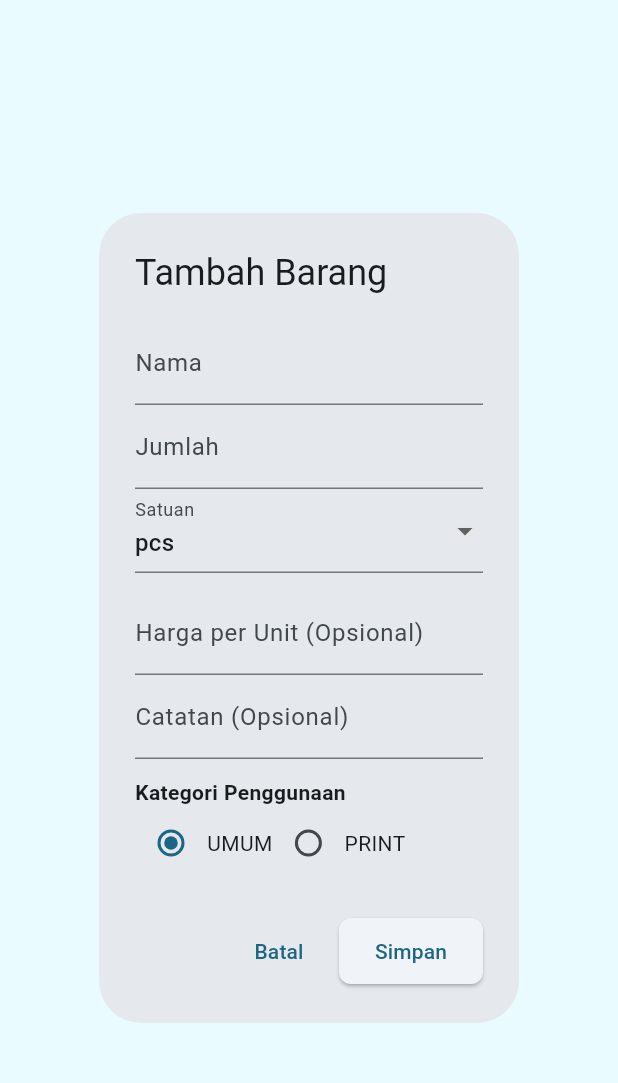
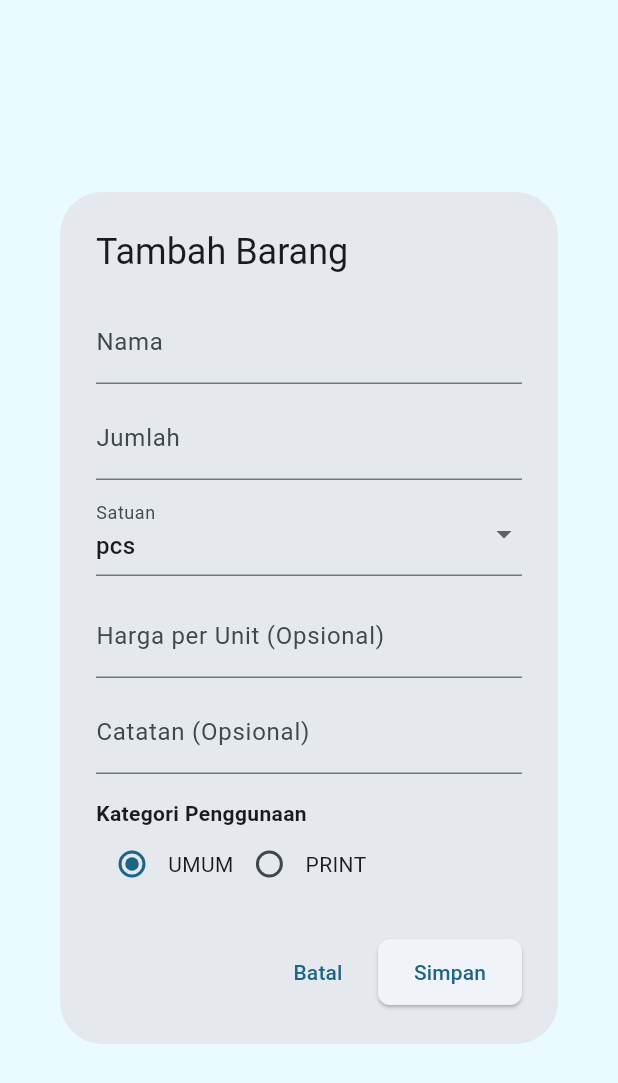
Before and after one commit to samuelrizal26-web/sistem-absen-new, a Flutter app: the _StockFormDialog widget shown alone on an empty page, opened directly, on a phone screen of 412 x 824 dp. Shown: the top 1083 px of the screen. Run offline on Flutter 3.47's test engine with Material 3 defaults, Android fonts, the phone set to English and light mode, and no system bars; our stand-ins replace pdf, permission_handler, shared_preferences; missing offline and left inert: bluetooth_print_plus, esc_pos_utils; accounts and stored records are empty; network calls fail.

Commit message:
fix(admin-stock): remove min stok UI and make form scrollable

```diff
--- a/lib/screens/admin/admin_stock_screen.dart
+++ b/lib/screens/admin/admin_stock_screen.dart
@@ -1,10 +1,12 @@
 // ============================================
-// ADMIN STOCK SCREEN
-// LANDSCAPE FIX:
-// - Portrait: keep existing vertical layout
+// ADMIN STOCK SCREEN - STABLE MODULE
+// FINAL UI:
+// - Portrait: vertical layout
 // - Landscape: LEFT (info static) + RIGHT (list scrollable)
-// - Updated color palette: teal soft & consistent
-// - NO logic/API changes
+// - Color palette: teal soft & consistent
+// - "Min Stok" REMOVED (feature not ready)
+// - Form dialog: scrollable
+// - NO overflow, NO logic/API changes
 // ============================================
 import 'dart:convert';
 
@@ -399,11 +401,6 @@ class _AdminStockScreenState extends State<AdminStockScreen> {
                 'Penggunaan: ${_stockUsageCategory(stock)}',
                 style: TextStyle(color: Colors.grey.shade700),
               ),
-              const SizedBox(height: 3),
-              Text(
-                'Min stok: ${threshold > 0 ? _formatNumber(threshold) : '-'}',
-                style: TextStyle(color: Colors.grey.shade600),
-              ),
               if (lowStock) ...[
                 const SizedBox(height: 6),
                 Text(
@@ -595,18 +592,23 @@ class _StockFormDialogState extends State<_StockFormDialog> {
   Widget build(BuildContext context) {
     return AlertDialog(
       title: Text(widget.title),
-      content: Column(
+      content: SizedBox(
+        width: double.maxFinite,
+        child: SingleChildScrollView(
+          child: Column(
             mainAxisSize: MainAxisSize.min,
             children: [
               TextField(
                 controller: _nameController,
                 decoration: const InputDecoration(labelText: 'Nama'),
               ),
+              const SizedBox(height: 8),
               TextField(
                 controller: _quantityController,
                 keyboardType: const TextInputType.numberWithOptions(decimal: true),
                 decoration: const InputDecoration(labelText: 'Jumlah'),
               ),
+              const SizedBox(height: 8),
               DropdownButtonFormField<String>(
                 value: _selectedUnit,
                 decoration: const InputDecoration(labelText: 'Satuan'),
@@ -624,11 +626,12 @@ class _StockFormDialogState extends State<_StockFormDialog> {
                 keyboardType: const TextInputType.numberWithOptions(decimal: true),
                 decoration: const InputDecoration(labelText: 'Harga per Unit (Opsional)'),
               ),
+              const SizedBox(height: 8),
               TextField(
                 controller: _notesController,
                 decoration: const InputDecoration(labelText: 'Catatan (Opsional)'),
               ),
-          const SizedBox(height: 12),
+              const SizedBox(height: 16),
               const Align(
                 alignment: Alignment.centerLeft,
                 child: Text('Kategori Penggunaan', style: TextStyle(fontWeight: FontWeight.bold)),
@@ -657,6 +660,8 @@ class _StockFormDialogState extends State<_StockFormDialog> {
               ),
             ],
           ),
+        ),
+      ),
       actions: [
         TextButton(onPressed: () => Navigator.of(context).pop(), child: const Text('Batal')),
         ElevatedButton(
```
Lines whose indentation alone changed are shown as unchanged.
